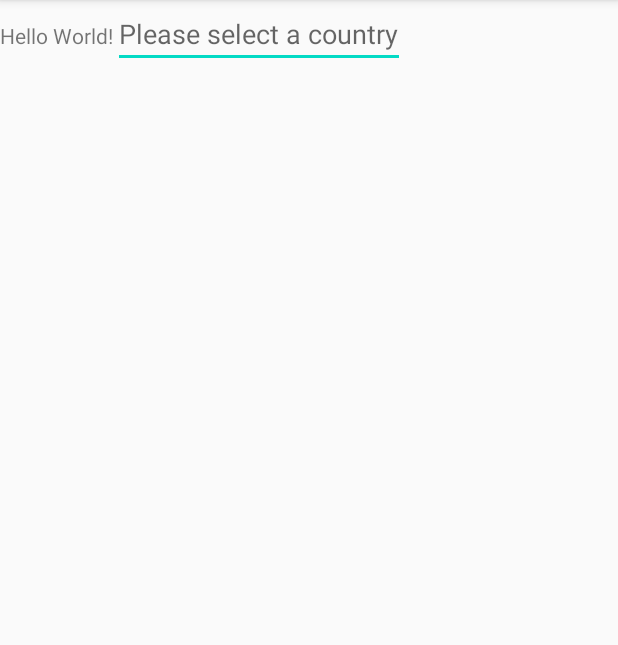
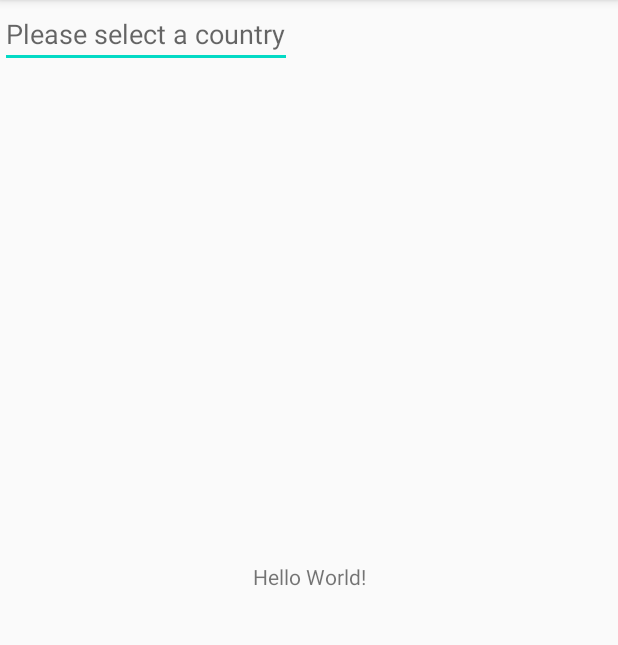
Before and after one commit to mokarromrahman/ReceiptTracker, an Android app: the screen it shows after launch (MainActivity), on a phone screen of 412 x 824 dp, the part 84-729 px from its top. Run offline under Robolectric (Android 15) with nearby library versions, the phone set to English and light mode, and no system bars.

```diff
--- /dev/null
+++ b/ReceiptTrackerAndroid/app/src/main/java/com/example/receipttracker/FindCountriesAsync.java
@@ -0,0 +1,89 @@
+package com.example.receipttracker;
+
+import android.os.AsyncTask;
+import android.util.Log;
+
+import org.json.JSONArray;
+import org.json.JSONObject;
+
+import java.io.BufferedReader;
+import java.io.InputStreamReader;
+import java.lang.ref.WeakReference;
+import java.net.HttpURLConnection;
+import java.net.URL;
+import java.util.Hashtable;
+import java.util.Map;
+import java.util.TreeMap;
+
+public class FindCountriesAsync extends AsyncTask<Void, Void, Map> {
+
+    private WeakReference<MainActivity> mainActivityWeakReference;
+
+    Map<String, String> myCountries;
+
+    FindCountriesAsync(MainActivity mainActivity)
+    {
+        mainActivityWeakReference = new WeakReference<MainActivity>(mainActivity);
+    }
+
+    //Initialize the myCountries Map
+    @Override
+    protected void onPreExecute() {
+        super.onPreExecute();
+
+        myCountries = new Hashtable<>();
+    }
+
+    @Override
+    protected Map doInBackground(Void... voids) {
+        try {
+            URL url = new URL("https://parseapi.back4app.com/classes/Continentscountriescities_Country?count=1&limit=250&order=name&keys=name");
+            HttpURLConnection urlConnection = (HttpURLConnection)url.openConnection();
+            urlConnection.setRequestProperty("X-Parse-Application-Id", "Ba2uRdWlbvbzwellUA7gTmmDEZf6bRPrXpnd8VaO"); // This is your app's application id
+            urlConnection.setRequestProperty("X-Parse-REST-API-Key", "jxCa0OM9D0yd1S89ysT1Fjo2tkfJxorvFg3L36RC"); // This is your app's REST API key
+            try {
+                BufferedReader reader = new BufferedReader(new InputStreamReader(urlConnection.getInputStream()));
+                StringBuilder stringBuilder = new StringBuilder();
+                String line;
+                while ((line = reader.readLine()) != null) {
+                    stringBuilder.append(line);
+                }
+                //Parse the data from the API using JSON
+                JSONObject data = new JSONObject(stringBuilder.toString()); // Here you have the data that you need
+                JSONArray results =  data.getJSONArray("results");
+                //Log.d("Objects in data", data.names().toString(2));
+
+                for(Integer i = 0; i < results.length(); ++i)
+                {
+                    //Log.d("Reading JSON Results", results.getJSONObject(i).get("name").toString());
+                    myCountries.put(results.getJSONObject(i).get("name").toString(), results.getJSONObject(i).get("objectId").toString());
+                }
+
+                //sort the dictionary
+                myCountries = new TreeMap<>(myCountries);
+            }
+            finally {
+                urlConnection.disconnect();
+            }
+        } catch (Exception e) {
+            Log.e("Something went wrong", e.toString());
+        }
+
+        MainActivity mainActivity = mainActivityWeakReference.get();
+
+        if(mainActivity == null || mainActivity.isFinishing()) {
+            return myCountries;
+        }
+
+        mainActivity._dictCountries = new Hashtable<>(myCountries);
+        Log.d("AsyncClass: ", "I'm in AsyncClass first");
+        return myCountries;
+    }
+
+    @Override
+    protected void onPostExecute(Map map) {
+        super.onPostExecute(map);
+
+
+    }
+}
--- a/ReceiptTrackerAndroid/app/src/main/java/com/example/receipttracker/MainActivity.java
+++ b/ReceiptTrackerAndroid/app/src/main/java/com/example/receipttracker/MainActivity.java
@@ -13,9 +13,11 @@ import java.io.InputStreamReader;
 import java.net.HttpURLConnection;
 import java.net.URL;
 import java.net.URLEncoder;
+import java.util.ArrayList;
 import java.util.Dictionary;
 import java.util.Enumeration;
 import java.util.Hashtable;
+import java.util.List;
 import java.util.Map;
 import java.util.TreeMap;
 
@@ -27,6 +29,7 @@ public class MainActivity extends AppCompatActivity {
     //Dictionary holding countries and countryIDs from the Back4App api
     Map<String,String> _dictCountries;
 
+
     @Override
     protected void onCreate(Bundle savedInstanceState) {
         super.onCreate(savedInstanceState);
@@ -35,18 +38,25 @@ public class MainActivity extends AppCompatActivity {
         AutoCompleteTextView _ddlCountries = (AutoCompleteTextView) findViewById(R.id._autoCompCountries);
 
         InitializeCDictionaries();
+
         //Find the countries and save it within the dictionary
-        FindCountries(_dictCountries, _ddlCountries);
+        FindCountries();
+
+        /*try {
+            Thread.sleep(5000);
+        }
+        catch (InterruptedException e) {
+            e.printStackTrace();
+        }*/
 
         TextView tv = (TextView)findViewById((R.id.testTextView));
+        Log.d("MainActivity: ", "I'm in main first");
+        //testing drop down list filling
+        List<String> myCountries = new ArrayList<String>(_dictCountries.keySet());
 
-
-
-        //testing drop down list filling
-        /*String[] myCountries = new String[] {"Canada", "US", "Mexico"};
         ArrayAdapter<String> adapter = new ArrayAdapter<String>(this,
                 android.R.layout.simple_dropdown_item_1line, myCountries);
-        _ddlCountries.setAdapter(adapter);*/
+        _ddlCountries.setAdapter(adapter);
     }
 
     private void InitializeCDictionaries()
@@ -54,10 +64,13 @@ public class MainActivity extends AppCompatActivity {
         _dictCountries = new Hashtable<>();
     }
 
-    private void FindCountries(Map<String,String> countriesDict, final AutoCompleteTextView actv)
+    private void FindCountries()
     {
+        FindCountriesAsync findCountriesAsync = new FindCountriesAsync(this);
+        findCountriesAsync.execute();
+
         //testing Back4App api to get all countries
-        (new Thread(new Runnable() {
+        /*(new Thread(new Runnable() {ca
             @Override
             public void run() {
                 try {
@@ -89,17 +102,11 @@ public class MainActivity extends AppCompatActivity {
                     finally {
                         urlConnection.disconnect();
 
-                        //Display the countries to the drop down list
-                        String[] myCountries = new String[]{};
-                        _dictCountries.keySet().toArray(myCountries);
-                        ArrayAdapter<String> adapter = new ArrayAdapter<String>(this,
-                                android.R.layout.simple_list_item_1,myCountries);
-                        actv.setAdapter(adapter);
                     }
                 } catch (Exception e) {
                     Log.e("Something went wrong", e.toString());
                 }
             }
-        })).start();
+        })).start();*/
     }
 }
--- a/ReceiptTrackerAndroid/app/src/main/res/layout/activity_main.xml
+++ b/ReceiptTrackerAndroid/app/src/main/res/layout/activity_main.xml
@@ -1,5 +1,5 @@
 <?xml version="1.0" encoding="utf-8"?>
-<LinearLayout xmlns:android="http://schemas.android.com/apk/res/android"
+<androidx.constraintlayout.widget.ConstraintLayout xmlns:android="http://schemas.android.com/apk/res/android"
     xmlns:app="http://schemas.android.com/apk/res-auto"
     xmlns:tools="http://schemas.android.com/tools"
     android:layout_width="match_parent"
@@ -20,10 +20,10 @@
         android:id="@+id/_autoCompCountries"
         android:layout_width="wrap_content"
         android:layout_height="wrap_content"
-        android:dropDownWidth="match_parent"
-        android:dropDownHeight="match_parent"
+        android:dropDownWidth="wrap_content"
+        android:dropDownHeight="wrap_content"
         android:hint="Please select a country"
         tools:layout_editor_absoluteX="97dp"
         tools:layout_editor_absoluteY="112dp" />
 
-</LinearLayout>
+</androidx.constraintlayout.widget.ConstraintLayout>
```
